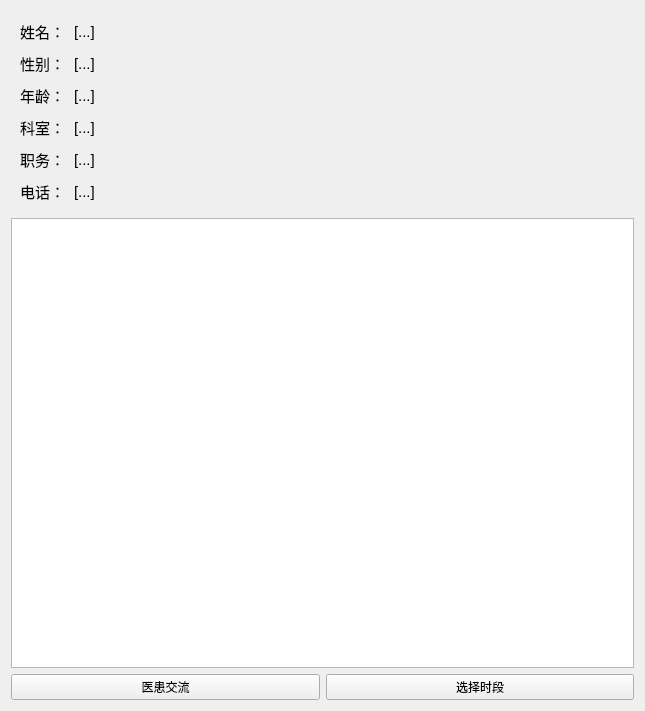
This is code/patient/doctorinfo.ui in laonuo2004/cpp-qt-medical-system as Qt 5 draws it before an edit. The edited form follows.
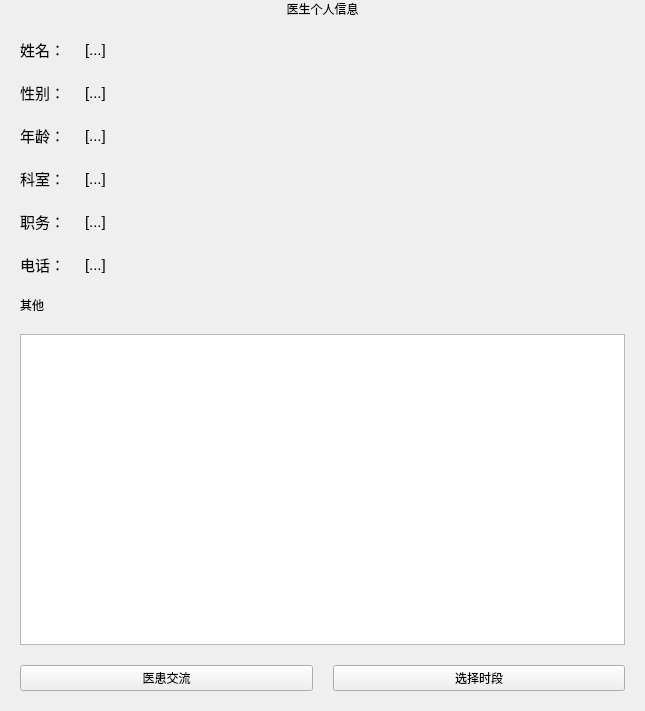
This is the edited form. Icons and pictures are not drawn.

```diff
--- a/code/patient/doctorinfo.ui
+++ b/code/patient/doctorinfo.ui
@@ -14,27 +14,55 @@
    <string>医生详细信息</string>
   </property>
   <layout class="QVBoxLayout" name="verticalLayout">
+   <property name="spacing">
+    <number>20</number>
+   </property>
+   <property name="leftMargin">
+    <number>20</number>
+   </property>
+   <property name="topMargin">
+    <number>0</number>
+   </property>
+   <property name="rightMargin">
+    <number>20</number>
+   </property>
+   <property name="bottomMargin">
+    <number>20</number>
+   </property>
+   <item>
+    <widget class="QLabel" name="HeaderLabel">
+     <property name="text">
+      <string>医生个人信息</string>
+     </property>
+     <property name="alignment">
+      <set>Qt::AlignCenter</set>
+     </property>
+    </widget>
+   </item>
    <item>
     <layout class="QHBoxLayout" name="horizontalLayout_2">
      <item>
       <layout class="QFormLayout" name="formLayout">
+       <property name="formAlignment">
+        <set>Qt::AlignLeading|Qt::AlignLeft|Qt::AlignVCenter</set>
+       </property>
        <property name="horizontalSpacing">
-        <number>9</number>
+        <number>20</number>
        </property>
        <property name="verticalSpacing">
-        <number>9</number>
+        <number>20</number>
        </property>
        <property name="leftMargin">
-        <number>9</number>
+        <number>0</number>
        </property>
        <property name="topMargin">
-        <number>9</number>
+        <number>0</number>
        </property>
        <property name="rightMargin">
-        <number>9</number>
+        <number>0</number>
        </property>
        <property name="bottomMargin">
-        <number>9</number>
+        <number>0</number>
        </property>
        <item row="0" column="0">
         <widget class="QLabel" name="label">
@@ -200,6 +228,13 @@
      </item>
     </layout>
    </item>
+   <item>
+    <widget class="QLabel" name="label_7">
+     <property name="text">
+      <string>其他</string>
+     </property>
+    </widget>
+   </item>
    <item>
     <widget class="QTextBrowser" name="textBrowser"/>
    </item>
```
